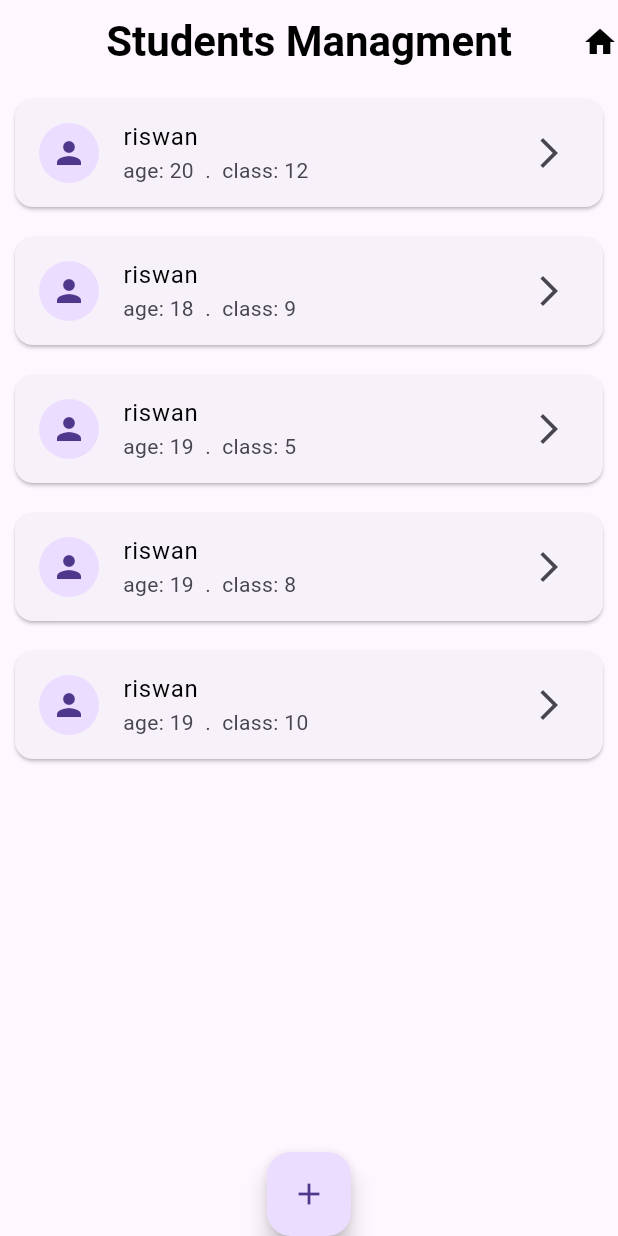
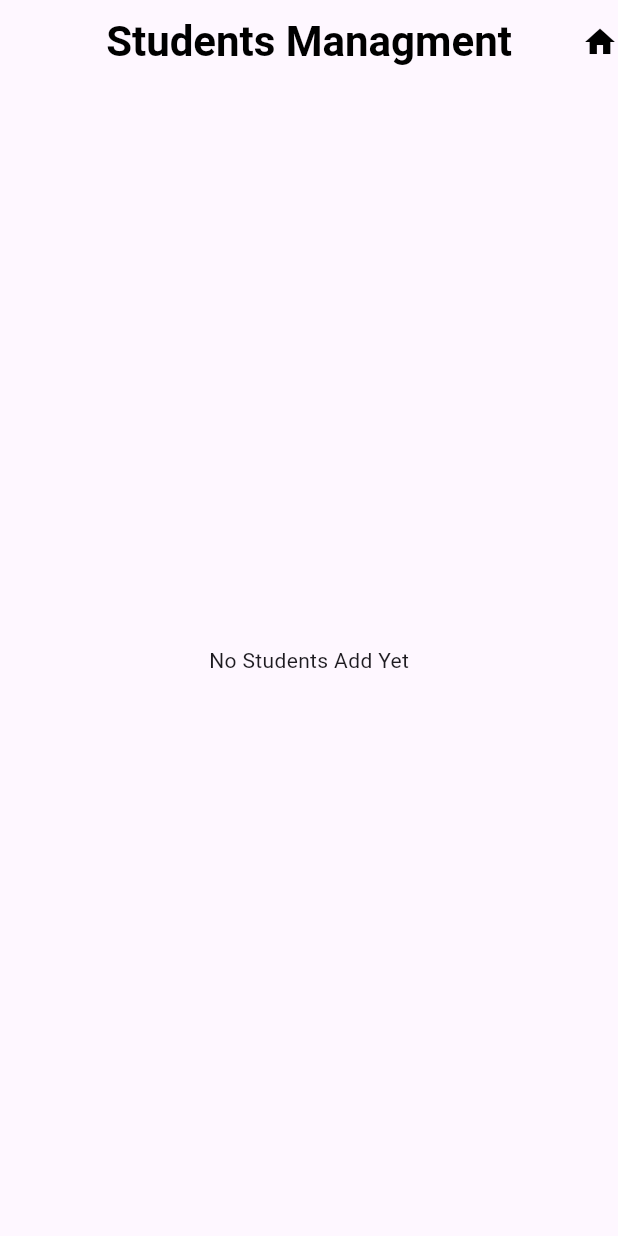
Before and after one commit to shamseernpm-beep/students_managment, a Flutter app: the screen it shows after launch, on a phone screen of 412 x 824 dp. Run offline on Flutter 3.47's test engine with Material 3 defaults, Android fonts, the phone set to English and light mode, and no system bars; our stand-ins replace hive_flutter; accounts and stored records are empty.

Commit message:
start student managment1

```diff
--- a/lib/home.dart
+++ b/lib/home.dart
@@ -1,6 +1,7 @@
 import 'package:flutter/material.dart';
-import 'package:stuent_managment/add.dart';
+import 'package:hive_flutter/hive_flutter.dart';
 import 'package:stuent_managment/details.dart';
+import 'package:stuent_managment/main.dart';
 
 class Home extends StatefulWidget {
   const Home({super.key});
@@ -10,13 +11,14 @@ class Home extends StatefulWidget {
 }
 
 class _HomeState extends State<Home> {
-  List<Map<String, dynamic>> students = [
-    {'name': 'riswan', 'age': 20, 'class': 12},
-    {'name': 'riswan', 'age': 18, 'class': 9},
-    {'name': 'riswan', 'age': 19, 'class': 5},
-    {'name': 'riswan', 'age': 19, 'class': 8},
-    {'name': 'riswan', 'age': 19, 'class': 10},
-  ];
+  late Box studentsBox;
+
+  @override
+  void initState() {
+    super.initState();
+    studentsBox = Hive.box("students");
+  }
+
   @override
   Widget build(BuildContext context) {
     return Scaffold(
@@ -36,7 +38,15 @@ class _HomeState extends State<Home> {
         child: Column(
           children: [
             Expanded(
-              child: ListView.builder(
+              child: ValueListenableBuilder(
+                valueListenable: studentsBox.listenable(),
+                builder: (context, box, child) {
+                  final students = box.values.toList();
+
+                  if (students.isEmpty) {
+                    return Center(child: Text("No Students Add Yet"));
+                  }
+                  return ListView.builder(
                     itemCount: students.length,
                     itemBuilder: (context, index) {
                       final student = students[index];
@@ -45,39 +55,23 @@ class _HomeState extends State<Home> {
                         margin: EdgeInsets.all(10),
 
                         child: ListTile(
-                      leading: CircleAvatar(child: Icon(Icons.person)),
-                      title: Text(
-                        student['name'],
-                        style: TextStyle(color: Colors.black),
-                      ),
-                      subtitle: Text(
-                        'age: ${student['age']}  .  class: ${student['class']}',
-                      ),
+                          leading: Icon(Icons.person),
+                          title: Text(student["name"].toString()),
                           trailing: Icon(Icons.arrow_forward_ios),
                           onTap: () {
                             Navigator.push(
                               context,
-                          MaterialPageRoute(builder: (context) => Details()),
+                              MaterialPageRoute(
+                                builder: (context) => Details(),
+                              ),
                             );
                           },
                         ),
                       );
                     },
+                  );
+                },
               ),
-            ),
-            FloatingActionButton(
-              onPressed: () async {
-                final newstudent = await Navigator.push(
-                  context,
-                  MaterialPageRoute(builder: (context) => AddStudents()),
-                );
-                if (newstudent != null) {
-                  setState(() {
-                    students.add(newstudent);
-                  });
-                }
-              },
-              child: Icon(Icons.add),
             ),
           ],
         ),
```
Lines whose indentation alone changed are shown as unchanged.
